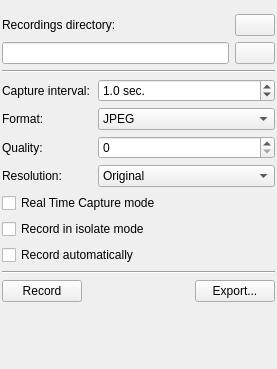
Above: plugins/dockers/recorder/recorderdocker.ui from KDE/krita before the change. Below: the same form after it.
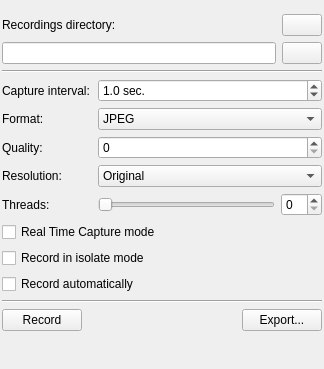
That is the form after the change. Icons and pictures are not drawn. Custom widgets are drawn as their Qt base class.

Commit message:
Add Thread setting
- Implement GUI elements and serialization of configuration
- Add warning color and adjust tip tool
  We have two warning levels for an exceeding number of recorder
  threads:
    nrOfThreads > IdealRecordThreadCount -> orange warning color
    nrOfThreads > MaxRecordThreadCount -> red warning color

What changed in the file:
```diff
--- a/plugins/dockers/recorder/recorderdocker.ui
+++ b/plugins/dockers/recorder/recorderdocker.ui
@@ -10,7 +10,7 @@
    <rect>
     <x>0</x>
     <y>0</y>
-    <width>277</width>
+    <width>324</width>
     <height>369</height>
    </rect>
   </property>
@@ -49,7 +49,7 @@
        <rect>
         <x>0</x>
         <y>0</y>
-        <width>277</width>
+        <width>324</width>
         <height>369</height>
        </rect>
       </property>
@@ -296,6 +296,46 @@
               </item>
              </widget>
             </item>
+            <item row="5" column="1">
+             <layout class="QHBoxLayout" name="horizontalLayoutThreads">
+              <item>
+               <widget class="QSlider" name="sliderThreads">
+                <property name="toolTip">
+                 <string>Number of threads, which should be used for recording</string>
+                </property>
+                <property name="minimum">
+                 <number>1</number>
+                </property>
+                <property name="pageStep">
+                 <number>1</number>
+                </property>
+                <property name="orientation">
+                 <enum>Qt::Horizontal</enum>
+                </property>
+               </widget>
+              </item>
+              <item>
+               <widget class="QSpinBox" name="spinThreads">
+                <property name="minimumSize">
+                 <size>
+                  <width>40</width>
+                  <height>0</height>
+                 </size>
+                </property>
+                <property name="toolTip">
+                 <string>Number of threads, which should be used for recording</string>
+                </property>
+               </widget>
+              </item>
+             </layout>
+            </item>
+            <item row="5" column="0">
+             <widget class="QLabel" name="labelThreads">
+              <property name="text">
+               <string>Threads:</string>
+              </property>
+             </widget>
+            </item>
            </layout>
           </item>
           <item>
```
Left out of the diff: 37 changed lines with no effect on the pictures. The commit also changes 6 other files.
